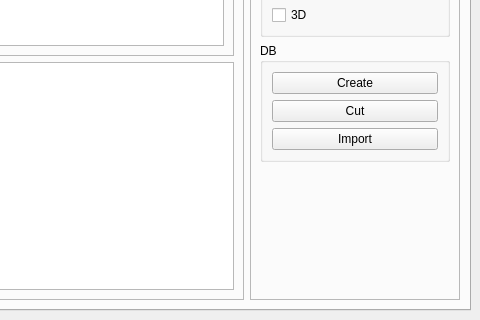
Old version of the form MLC/GUI/Autogenerated/untitled/experiment.ui in the repository MachineLearningControl/OpenMLC-Python; both pictures show x 481 to 961 and y 227 to 547 of the 961 by 547 pixel window.
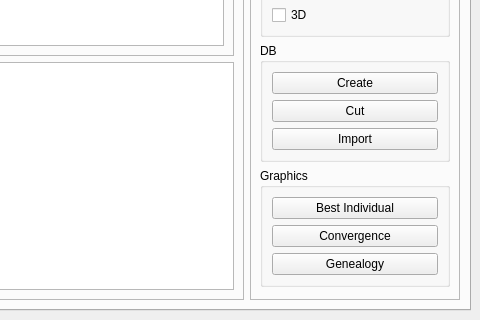
New version of the form. The open tabs and pages were chosen to show the change.

Commit message:
Added best indiv button and also added functionality to it
* Also added convergence and genealogy to the Experiment window
* Change a little bit the show_best to let the matplotlib window
  to be the modal window
* #36

What changed in the file:
```diff
--- a/MLC/GUI/Autogenerated/untitled/experiment.ui
+++ b/MLC/GUI/Autogenerated/untitled/experiment.ui
@@ -477,6 +477,36 @@
              </layout>
             </widget>
            </item>
+           <item>
+            <widget class="QGroupBox" name="groupBox_8">
+             <property name="title">
+              <string>Graphics</string>
+             </property>
+             <layout class="QVBoxLayout" name="verticalLayout_5">
+              <item>
+               <widget class="QPushButton" name="best_indiv_button">
+                <property name="text">
+                 <string>Best Individual</string>
+                </property>
+               </widget>
+              </item>
+              <item>
+               <widget class="QPushButton" name="convergence_button">
+                <property name="text">
+                 <string>Convergence</string>
+                </property>
+               </widget>
+              </item>
+              <item>
+               <widget class="QPushButton" name="genealogy_button">
+                <property name="text">
+                 <string>Genealogy</string>
+                </property>
+               </widget>
+              </item>
+             </layout>
+            </widget>
+           </item>
            <item>
             <spacer name="verticalSpacer">
              <property name="orientation">
```
Left out of the diff: 51 changed lines with no effect on the pictures. The commit also changes 11 other files.
